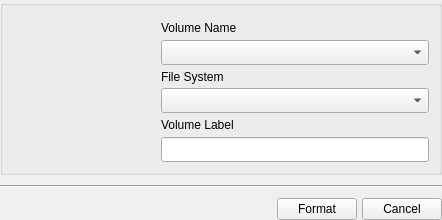
First picture: the form in playground/intern/quick-format/src/ui/quickformat.ui, repository pars-linux/uludag, before the edit.
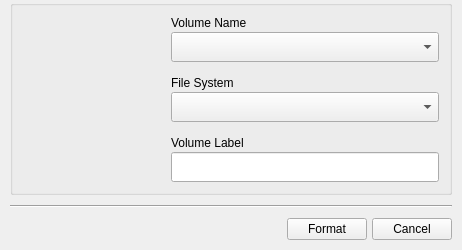
Second picture: the form after the edit. Icons and pictures are not drawn.

Patch:
```diff
--- a/playground/intern/quick-format/src/ui/quickformat.ui
+++ b/playground/intern/quick-format/src/ui/quickformat.ui
@@ -6,8 +6,8 @@
    <rect>
     <x>0</x>
     <y>0</y>
-    <width>442</width>
-    <height>220</height>
+    <width>462</width>
+    <height>250</height>
    </rect>
   </property>
   <property name="sizePolicy">
@@ -18,14 +18,14 @@
   </property>
   <property name="minimumSize">
    <size>
-    <width>442</width>
-    <height>220</height>
+    <width>462</width>
+    <height>250</height>
    </size>
   </property>
   <property name="maximumSize">
    <size>
-    <width>442</width>
-    <height>220</height>
+    <width>462</width>
+    <height>250</height>
    </size>
   </property>
   <property name="windowTitle">
@@ -38,9 +38,18 @@
    <property name="spacing">
     <number>10</number>
    </property>
-   <property name="margin">
+   <property name="leftMargin">
+    <number>10</number>
+   </property>
+   <property name="topMargin">
     <number>0</number>
    </property>
+   <property name="rightMargin">
+    <number>10</number>
+   </property>
+   <property name="bottomMargin">
+    <number>10</number>
+   </property>
    <item>
     <widget class="QGroupBox" name="grpNonArgs">
      <property name="minimumSize">
@@ -117,7 +126,7 @@
          <number>5</number>
         </property>
         <property name="verticalSpacing">
-         <number>0</number>
+         <number>2</number>
         </property>
         <item row="0" column="0" colspan="2">
          <widget class="QLabel" name="label_2">
@@ -149,13 +158,13 @@
           <property name="minimumSize">
            <size>
             <width>113</width>
-            <height>25</height>
+            <height>30</height>
            </size>
           </property>
           <property name="maximumSize">
            <size>
             <width>16777215</width>
-            <height>25</height>
+            <height>30</height>
            </size>
           </property>
           <property name="font">
@@ -184,7 +193,7 @@
           </property>
          </widget>
         </item>
-        <item row="2" column="0" colspan="2">
+        <item row="3" column="0" colspan="2">
          <widget class="QLabel" name="label_3">
           <property name="font">
            <font>
@@ -197,7 +206,7 @@
           </property>
          </widget>
         </item>
-        <item row="3" column="0" colspan="2">
+        <item row="4" column="0" colspan="2">
          <widget class="QComboBox" name="fileSystem">
           <property name="sizePolicy">
            <sizepolicy hsizetype="Preferred" vsizetype="Preferred">
@@ -208,13 +217,13 @@
           <property name="minimumSize">
            <size>
             <width>113</width>
-            <height>25</height>
+            <height>30</height>
            </size>
           </property>
           <property name="maximumSize">
            <size>
             <width>16777215</width>
-            <height>25</height>
+            <height>30</height>
            </size>
           </property>
           <property name="font">
@@ -225,7 +234,7 @@
           </property>
          </widget>
         </item>
-        <item row="4" column="0" colspan="2">
+        <item row="6" column="0" colspan="2">
          <widget class="QLabel" name="label_4">
           <property name="font">
            <font>
@@ -238,7 +247,7 @@
           </property>
          </widget>
         </item>
-        <item row="5" column="0" colspan="2">
+        <item row="7" column="0" colspan="2">
          <widget class="QLineEdit" name="volumeLabel">
           <property name="sizePolicy">
            <sizepolicy hsizetype="Expanding" vsizetype="Preferred">
@@ -249,13 +258,13 @@
           <property name="minimumSize">
            <size>
             <width>0</width>
-            <height>25</height>
+            <height>30</height>
            </size>
           </property>
           <property name="maximumSize">
            <size>
             <width>16777215</width>
-            <height>25</height>
+            <height>30</height>
            </size>
           </property>
           <property name="font">
@@ -269,6 +278,32 @@
           </property>
          </widget>
         </item>
+        <item row="2" column="0" colspan="2">
+         <spacer name="verticalSpacer">
+          <property name="orientation">
+           <enum>Qt::Vertical</enum>
+          </property>
+          <property name="sizeHint" stdset="0">
+           <size>
+            <width>20</width>
+            <height>0</height>
+           </size>
+          </property>
+         </spacer>
+        </item>
+        <item row="5" column="0" colspan="2">
+         <spacer name="verticalSpacer_2">
+          <property name="orientation">
+           <enum>Qt::Vertical</enum>
+          </property>
+          <property name="sizeHint" stdset="0">
+           <size>
+            <width>20</width>
+            <height>0</height>
+           </size>
+          </property>
+         </spacer>
+        </item>
        </layout>
       </item>
      </layout>
```
